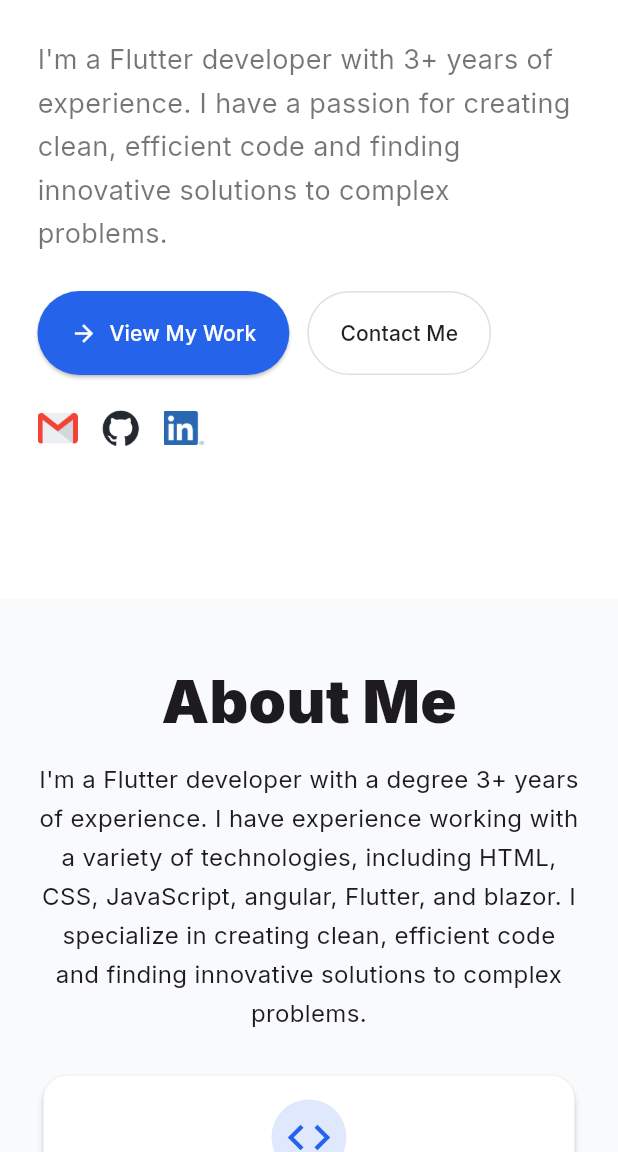
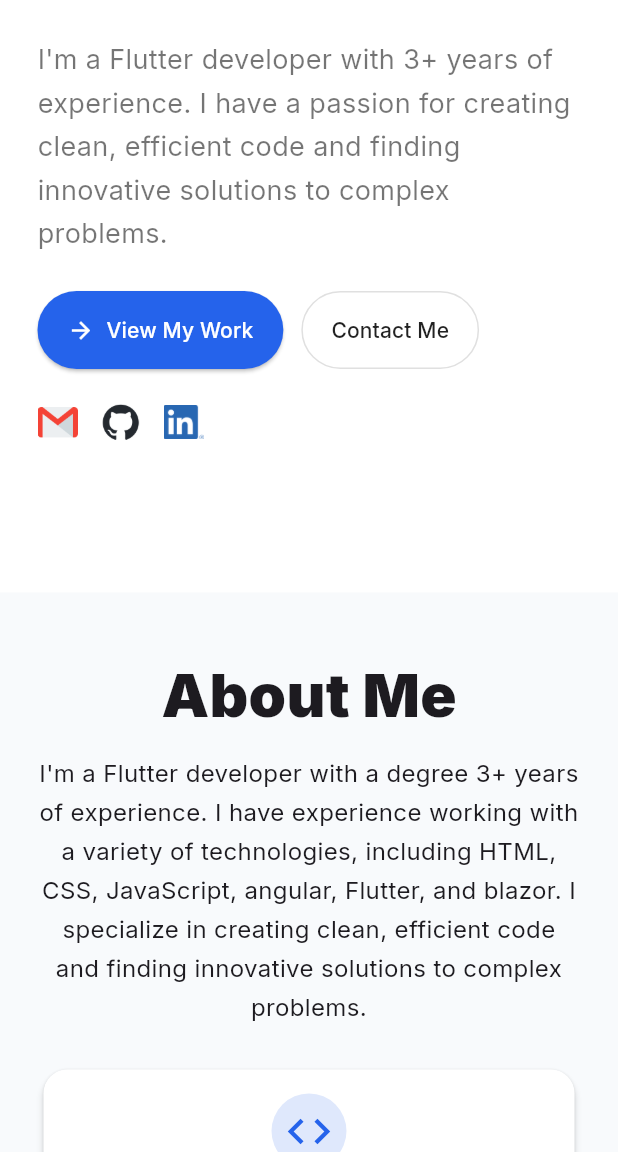
Before and after one commit to harinath31/Portfolio, a Flutter app: the screen it shows after launch, scrolled down 576 dp, on a phone screen of 412 x 824 dp, the part 84-1236 px from its top. Run offline on Flutter 3.47's test engine with Material 3 defaults, Android fonts, the phone set to English and light mode, and no system bars; drawn by our look-alikes of scrollable_positioned_list; our stand-ins replace google_fonts.

Commit message:
Mobile UI changes

```diff
--- a/lib/constants/constant.dart
+++ b/lib/constants/constant.dart
@@ -99,7 +99,7 @@ class Constants {
         subtitle: 'Syncfusion Software Pvt Ltd, Chennai',
         duration: '05/2022 – Present',
         bulletPoints: [
-          'Developed and optimized cross-platform mobile applications using Flutter and Dart, delivering seamless performance across iOS and Android platforms.',
+          'Developed and optimized the cross-platform BoldDesk mobile application (available on the Play Store) using Flutter and Dart, delivering seamless performance on both iOS and Android.',
           'Implemented RESTful API integrations, Bloc state management, and push notifications for real-time, interactive user experiences.',
           'Improved UI/UX designs, ensured responsive layouts, and optimized app performance through structured, scalable architecture.',
           'Contributed to Bold Desk – Ticket Management System, enhancing modules for ticket handling, activity tracking, and real-time chat to ensure smooth synchronization across devices.',
--- a/lib/widgets/intro_section.dart
+++ b/lib/widgets/intro_section.dart
@@ -128,9 +128,9 @@ class IntroSection extends StatelessWidget {
                 style: TextStyle(color: Colors.white),
               ),
               style: ElevatedButton.styleFrom(
-                padding: const EdgeInsets.symmetric(
-                  horizontal: 22,
-                  vertical: 18,
+                padding: EdgeInsets.symmetric(
+                  horizontal: isNotPhone ? 22 : 20,
+                  vertical: isNotPhone ? 18 : 16,
                 ),
                 shape: const StadiumBorder(),
                 backgroundColor: AppConstant().themeColor,
@@ -139,9 +139,9 @@ class IntroSection extends StatelessWidget {
             OutlinedButton(
               onPressed: viewContact,
               style: OutlinedButton.styleFrom(
-                padding: const EdgeInsets.symmetric(
-                  horizontal: 22,
-                  vertical: 18,
+                padding:  EdgeInsets.symmetric(
+                  horizontal: isNotPhone ? 22 : 20,
+                  vertical: isNotPhone ? 18 : 16,
                 ),
                 shape: const StadiumBorder(),
                 side: BorderSide(color: Colors.black12),
```
